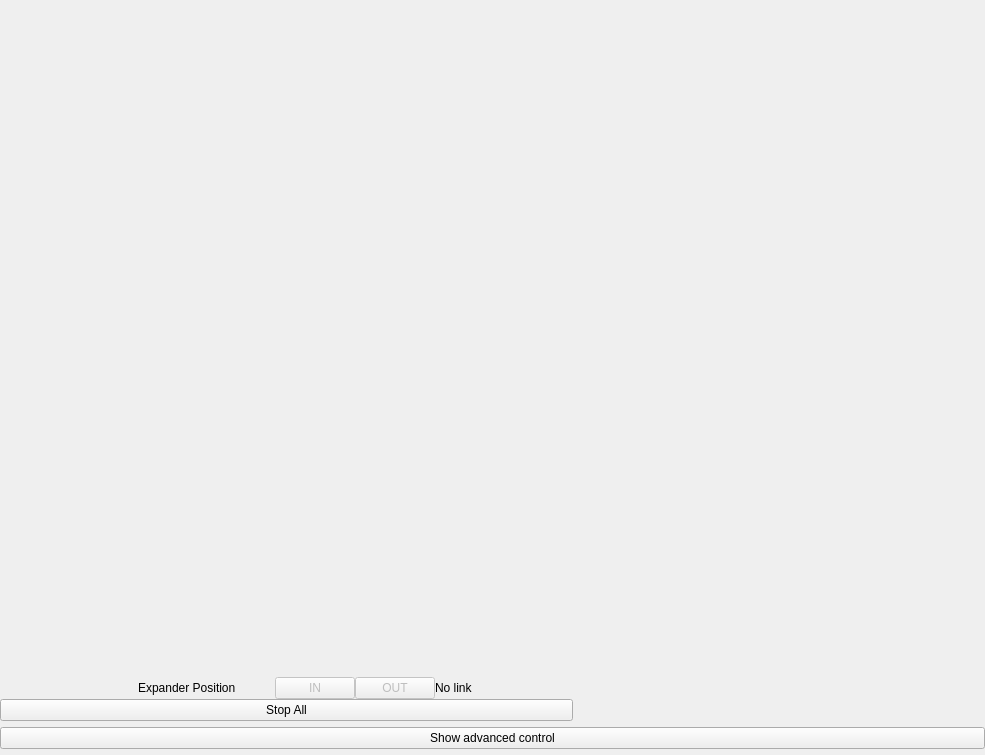
MatthewJCameron/imbl, file expander/expanderGui/expanderGui.ui: the form before one commit.
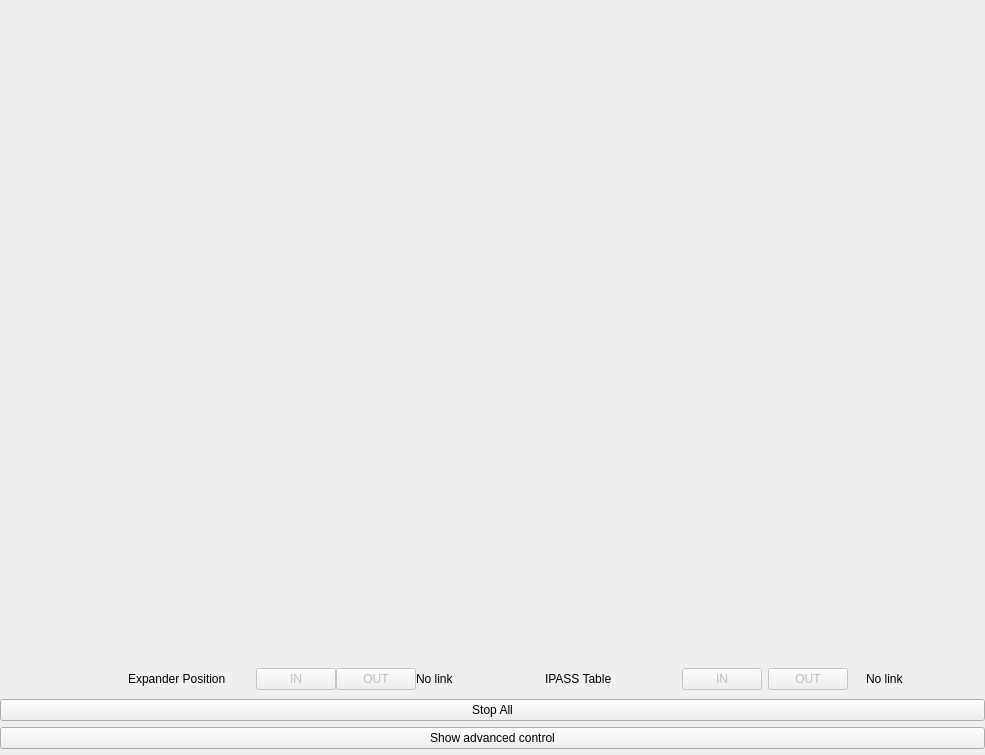
The form after the commit. Icons and pictures are not drawn. Custom widgets are drawn as their Qt base class.

Commit message: adding table information

Patch:
```diff
--- a/expander/expanderGui/expanderGui.ui
+++ b/expander/expanderGui/expanderGui.ui
@@ -50,16 +50,6 @@
       <property name="spacing">
        <number>0</number>
       </property>
-      <item row="3" column="0" colspan="4">
-       <widget class="QPushButton" name="stop">
-        <property name="toolTip">
-         <string>Stop any motion.</string>
-        </property>
-        <property name="text">
-         <string>Stop All</string>
-        </property>
-       </widget>
-      </item>
       <item row="2" column="3">
        <widget class="QWidget" name="modeSetEnable" native="true">
         <layout class="QHBoxLayout" name="horizontalLayout_5">
@@ -88,13 +78,6 @@
         </layout>
        </widget>
       </item>
-      <item row="2" column="1">
-       <widget class="QLabel" name="label_14">
-        <property name="text">
-         <string>Expander Position</string>
-        </property>
-       </widget>
-      </item>
       <item row="2" column="2">
        <widget class="QWidget" name="modeSet" native="true">
         <property name="enabled">
@@ -147,11 +130,74 @@
           <height>100</height>
          </size>
         </property>
-         <property name="styleSheet">
+        <property name="styleSheet">
          <string notr="true">image: url(:/ExpanderSide-1.png);</string>
         </property>
        </widget>
       </item>
+      <item row="3" column="0" colspan="7">
+       <widget class="QPushButton" name="stop">
+        <property name="toolTip">
+         <string>Stop any motion.</string>
+        </property>
+        <property name="text">
+         <string>Stop All</string>
+        </property>
+       </widget>
+      </item>
+      <item row="2" column="4">
+       <widget class="QLabel" name="label">
+        <property name="text">
+         <string>IPASS Table</string>
+        </property>
+       </widget>
+      </item>
+      <item row="2" column="1">
+       <widget class="QLabel" name="label_14">
+        <property name="text">
+         <string>Expander Position</string>
+        </property>
+       </widget>
+      </item>
+      <item row="2" column="5">
+       <widget class="QWidget" name="tblSet" native="true">
+        <layout class="QHBoxLayout" name="horizontalLayout_2">
+         <item>
+          <widget class="QPushButton" name="tblIn">
+           <property name="enabled">
+            <bool>false</bool>
+           </property>
+           <property name="text">
+            <string>IN</string>
+           </property>
+          </widget>
+         </item>
+         <item>
+          <widget class="QPushButton" name="tblOut">
+           <property name="enabled">
+            <bool>false</bool>
+           </property>
+           <property name="text">
+            <string>OUT</string>
+           </property>
+          </widget>
+         </item>
+        </layout>
+       </widget>
+      </item>
+      <item row="2" column="6">
+       <widget class="QWidget" name="widget" native="true">
+        <layout class="QHBoxLayout" name="horizontalLayout_3">
+         <item>
+          <widget class="QLabel" name="currentTblInOut">
+           <property name="text">
+            <string>No link</string>
+           </property>
+          </widget>
+         </item>
+        </layout>
+       </widget>
+      </item>
      </layout>
     </widget>
    </item>
```
Left out of the diff: 17 changed lines with no effect on the pictures. The commit also changes 6 other files.
